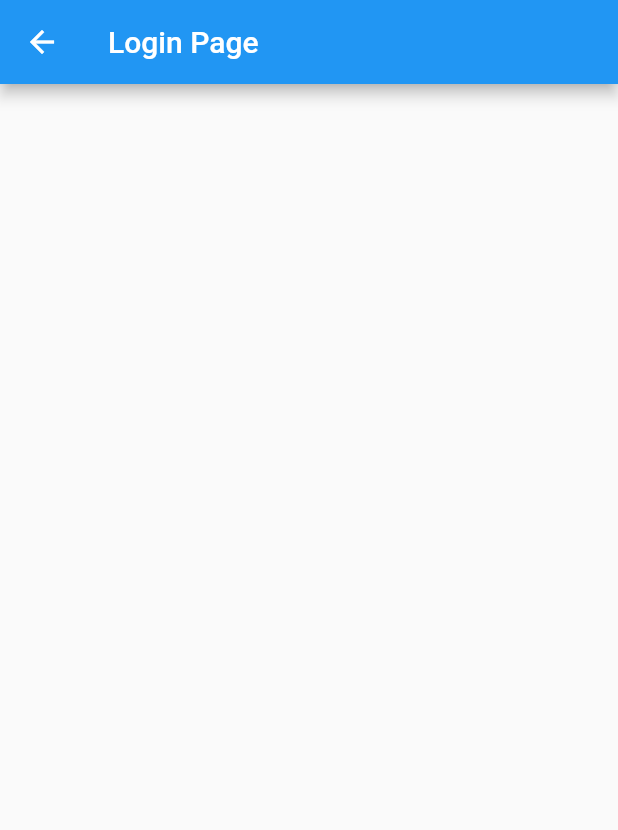
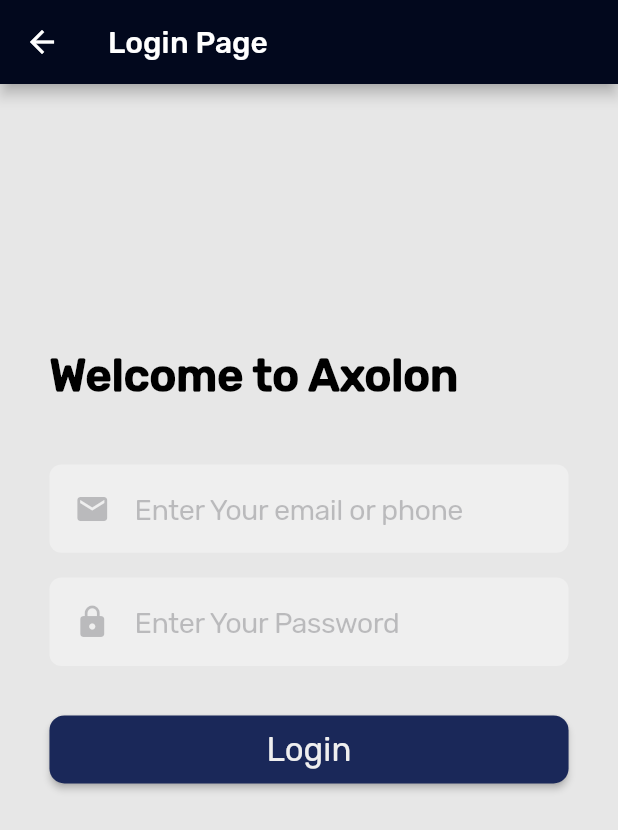
Before and after one commit to fasil2401/axolon_test, a Flutter app: the LoginScreen screen opened directly, on a phone screen of 412 x 824 dp. Shown: the top 830 px of the screen. Run offline on Flutter 3.47's test engine with Material 2 defaults, Android fonts, the phone set to English and light mode, and no system bars; our stand-ins replace get, sizer.

Commit message:
login complete

```diff
--- /dev/null
+++ b/lib/controller/form validation/login_control.dart
@@ -0,0 +1,44 @@
+import 'package:get/get.dart';
+import 'package:get/get_state_manager/get_state_manager.dart';
+
+class LoginFormControl extends GetxController{
+    var emailControl = '';
+  var passwordControl = '';
+ var email = false.obs;
+  var password = false.obs;
+
+  validateEmailorphone(String value) {
+      // emailControl = value;
+      if (!GetUtils.isEmail(value)) {
+      email.value = true;
+    } else {
+      email.value = false;
+      emailControl = value;
+    }
+  }
+  validatePassword(String value) {
+      // passwordControl = value;
+       if (value.length != 10) {
+      password.value = true;
+    } else {
+      password.value = false;
+      passwordControl = value;
+    }
+  }
+
+  checkLoginForm() {
+    if (
+        email.value == false &&
+        password.value == false &&
+
+        emailControl.isNotEmpty &&
+        passwordControl.isNotEmpty) {
+      // Get.toNamed('/verification');
+      // registerApiControl.getRegisterOtp(
+      //     name: nameControl, email: emailControl, phone: phoneControl);
+      Get.toNamed('/home');
+    } else {
+      Get.snackbar('Warning!', 'Please complete the form', snackPosition: SnackPosition.BOTTOM);
+    }
+  }
+}
--- /dev/null
+++ b/lib/view/components/welcome_text.dart
@@ -0,0 +1,25 @@
+import 'package:flutter/material.dart';
+import 'package:sizer/sizer.dart';
+
+import '../constants/colors.dart';
+
+
+class WelcomeText extends StatelessWidget {
+
+  final String title;
+  const WelcomeText({
+    Key? key,required this.title,
+  }) : super(key: key);
+
+  @override
+  Widget build(BuildContext context) {
+    return Text(title,
+    style: TextStyle(
+      color: commonBlack,
+      fontSize: 22.sp,
+      fontFamily: 'Rubik',
+      fontWeight: FontWeight.w700
+    ),
+    );
+  }
+}
--- /dev/null
+++ b/lib/view/constants/border_radius.dart
@@ -0,0 +1,3 @@
+import 'package:flutter/material.dart';
+
+final BorderRadius cartRadius =  BorderRadius.circular(15);
--- /dev/null
+++ b/lib/view/constants/colors.dart
@@ -0,0 +1,14 @@
+import 'package:flutter/material.dart';
+
+const Color splashBackColor = Color(0xFF02081D);
+const Color textBlueColor = Color(0xFF1A2859);
+const Color commonBlack = Color(0xFF000000);
+const Color commonScaffoldBack = Color(0xFFE7E7E7);
+const Color welcomeSub = Color(0xFF5A5A5A);
+const Color textFieldColor = Color(0xFFEFEFEF);
+const Color mutedColor = Color(0xFF9D9D9D);
+const Color mutedBackColor = Color(0xFFCDCDCD);
+const Color supportColor = Color(0xFF3C4598);
+const Color offrGreen = Color(0xFF039300);
+const Color mutedBlueColor = Color.fromARGB(255, 161, 177, 238);
+const Color notificationTileColor = Color.fromARGB(255, 202, 202, 202);
--- /dev/null
+++ b/lib/view/constants/heights.dart
@@ -0,0 +1,8 @@
+import 'package:flutter/material.dart';
+import 'package:sizer/sizer.dart';
+
+ SizedBox commonHeight1 = SizedBox(height: 1.h,);
+ SizedBox commonHeight2 = SizedBox(height: 2.h,);
+ SizedBox commonHeight3 = SizedBox(height: 3.h,);
+ SizedBox commonHeight4 = SizedBox(height: 4.h,);
+ SizedBox commonHeight5 = SizedBox(height: 5.h,);
--- /dev/null
+++ b/lib/view/constants/paddings.dart
@@ -0,0 +1,4 @@
+import 'package:flutter/material.dart';
+import 'package:sizer/sizer.dart';
+
+EdgeInsets commonHorizontalPadding = EdgeInsets.symmetric(horizontal: 4.w);
--- a/lib/view/homescreen.dart
+++ b/lib/view/homescreen.dart
@@ -1,4 +1,5 @@
 import 'package:flutter/material.dart';
+import 'package:interview_axolon/view/constants/colors.dart';
 
 class HomePage extends StatelessWidget {
   const HomePage({Key? key}) : super(key: key);
@@ -6,8 +7,11 @@
   @override
   Widget build(BuildContext context) {
     return Scaffold(
+      backgroundColor: commonScaffoldBack,
       appBar: AppBar(
-        title: const Text('Home Page'),
+        backgroundColor: splashBackColor,
+        automaticallyImplyLeading: false,
+        title: const Text('Home Page', style: TextStyle(fontFamily: 'Rubik'),),
         actions: [
           IconButton(
             icon: const Icon(Icons.map),
--- a/lib/view/login_screen.dart
+++ b/lib/view/login_screen.dart
@@ -1,13 +1,144 @@
+import 'package:flutter/cupertino.dart';
 import 'package:flutter/material.dart';
+import 'package:get/get.dart';
+import 'package:interview_axolon/view/constants/colors.dart';
+import 'package:sizer/sizer.dart';
+
+import '../controller/form validation/login_control.dart';
+import 'components/error_text.dart';
+import 'components/welcome_text.dart';
+import 'constants/heights.dart';
 
 class LoginScreen extends StatelessWidget {
-  const LoginScreen({Key? key}) : super(key: key);
+  LoginScreen({Key? key}) : super(key: key);
+
+  final loginControl = Get.put(LoginFormControl());
 
   @override
   Widget build(BuildContext context) {
     return Scaffold(
-        appBar: AppBar(
-      title: const Text('Login Page'),
-    ));
+      backgroundColor: commonScaffoldBack,
+      appBar: AppBar(
+        backgroundColor: splashBackColor,
+        title: const Text(
+          'Login Page',
+          style: TextStyle(fontFamily: 'Rubik'),
+        ),
+      ),
+      body: SingleChildScrollView(
+        child: Padding(
+          padding: EdgeInsets.symmetric(horizontal: 8.w),
+          child: SizedBox(
+            height: 80.h,
+            child: Column(
+              mainAxisAlignment: MainAxisAlignment.center,
+              crossAxisAlignment: CrossAxisAlignment.start,
+              children: [
+
+                const WelcomeText(
+                  title: 'Welcome to Axolon',
+                ),
+                commonHeight5,
+                CupertinoTextField(
+                  // controller: _emailorphoneController,
+                  onChanged: (value) {
+                    loginControl.validateEmailorphone(value);
+                  },
+                  decoration: BoxDecoration(
+                    color: textFieldColor,
+                    borderRadius: BorderRadius.circular(8),
+                  ),
+                  style: TextStyle(fontSize: 16.sp),
+                  placeholder: 'Enter Your email or phone',
+                  placeholderStyle: TextStyle(
+                      color: CupertinoColors.placeholderText,
+                      fontFamily: 'Rubik',
+                      fontWeight: FontWeight.w200,
+                      fontSize: 14.sp),
+                  padding: EdgeInsets.symmetric(horizontal: 4.w, vertical: 2.h),
+                  prefix: Padding(
+                    padding: EdgeInsets.only(left: 4.w),
+                    child: Icon(
+                      Icons.email,
+                      color: CupertinoColors.placeholderText,
+                    ),
+                  ),
+                ),
+                 Obx(
+                   ()=> ErrorText(
+                    title: 'Enter valid Email',
+                    isVisible: loginControl.email.value,
+                                 ),
+                 ),
+                commonHeight2,
+
+                  CupertinoTextField(
+                    // controller: _passwordController,
+                    onChanged: (value) {
+                      loginControl.validatePassword(value);
+                    },
+                    decoration: BoxDecoration(
+                      color: textFieldColor,
+                      borderRadius: BorderRadius.circular(8),
+                    ),
+                    style: TextStyle(fontSize: 16.sp),
+                    placeholder: 'Enter Your Password',
+                    obscureText: true,
+                    placeholderStyle: TextStyle(
+                        color: CupertinoColors.placeholderText,
+                        fontFamily: 'Rubik',
+                        fontWeight: FontWeight.w200,
+                        fontSize: 14.sp),
+                    padding:
+                        EdgeInsets.symmetric(horizontal: 4.w, vertical: 2.h),
+                    prefix: Padding(
+                      padding: EdgeInsets.only(left: 4.w),
+                      child: Icon(
+                        Icons.lock,
+                        color: CupertinoColors.placeholderText,
+                      ),
+                    ),
+                  ),
+                  Obx(
+                   ()=> ErrorText(
+                    title: 'password should be 10 characters',
+                    isVisible: loginControl.password.value,
+                                 ),
+                 ),
+
+                commonHeight2,
+
+                commonHeight2,
+                SizedBox(
+                  height: 5.5.h,
+                  width: double.infinity,
+                  child: ElevatedButton(
+                    style: ElevatedButton.styleFrom(
+                      primary: textBlueColor,
+                      shape: RoundedRectangleBorder(
+                        borderRadius: BorderRadius.circular(10), // <-- Radius
+                      ),
+                    ),
+                    onPressed: () {
+                      loginControl.checkLoginForm();
+                    },
+                    child: Text(
+                      "Login",
+                      style: TextStyle(
+                        color: textFieldColor,
+                        fontSize: 16.sp,
+                        fontFamily: 'Rubik',
+                        fontWeight: FontWeight.w400,
+                      ),
+                    ),
+                  ),
+                ),
+                commonHeight2,
+              ],
+            ),
+          ),
+        ),
+      ),
+    );
   }
 }
```
Also changed, not shown: lib/main.dart (+24 -7 lines), lib/view/components/error_text.dart (added, +37 -0 lines), pubspec.yaml (+7 -5 lines), asset/fonts/Rubik-Medium.ttf (added), asset/fonts/Rubik-Regular.ttf (added), lib/controller/form validation/password_controller.dart (added), pubspec.lock.
